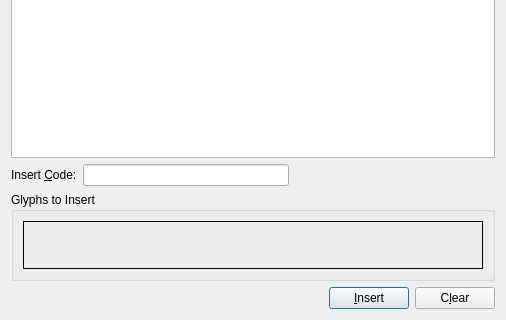
Qt form scribus/charselectenhanced.ui (scribusproject/scribus) before a commit; both pictures show x 0 to 506 and y 172 to 492 of the 506 by 492 pixel window.
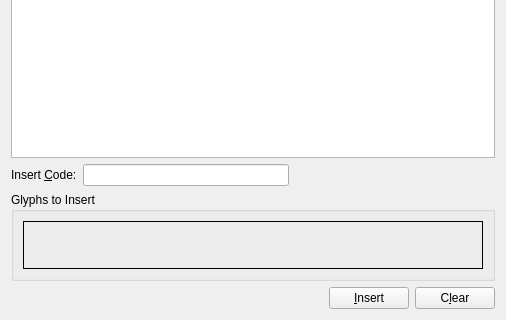
The same form after that commit. Custom widgets are drawn as their Qt base class.

Commit message: enhanced char palette : fix behavior when pressing enter key

Patch:
```diff
--- a/scribus/charselectenhanced.ui
+++ b/scribus/charselectenhanced.ui
@@ -173,6 +173,9 @@
        <property name="text" >
         <string>&amp;Insert</string>
        </property>
+       <property name="autoDefault" >
+        <bool>false</bool>
+       </property>
       </widget>
      </item>
      <item>
@@ -183,6 +186,9 @@
        <property name="text" >
         <string>C&amp;lear</string>
        </property>
+       <property name="autoDefault" >
+        <bool>false</bool>
+       </property>
       </widget>
      </item>
     </layout>
```
